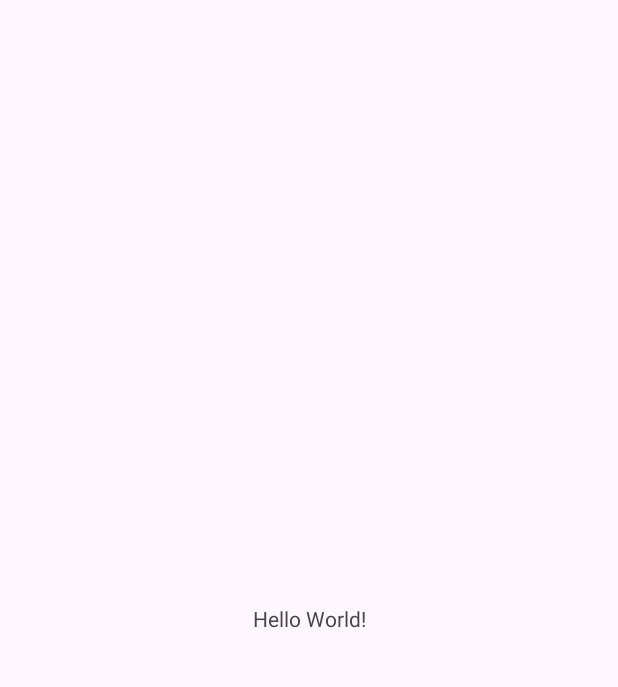
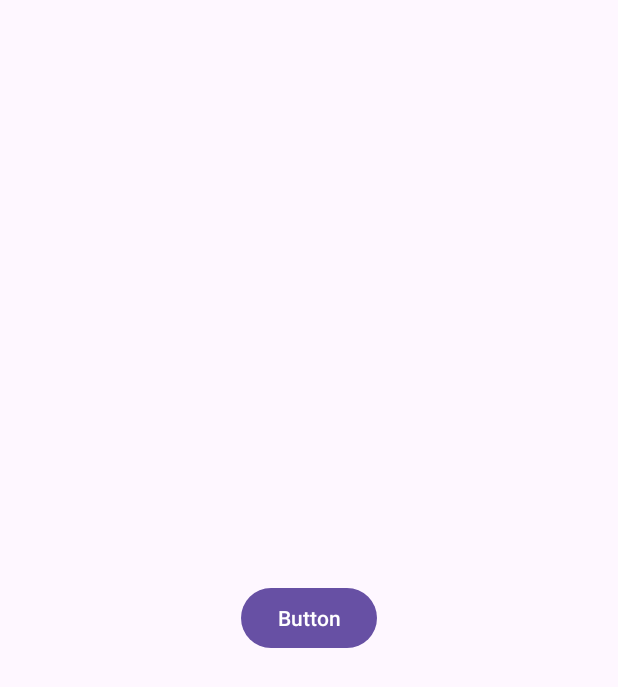
Before and after one commit to DAOUDIHalima/Android_Project, an Android app: the screen it shows after launch (MainActivity), on a phone screen of 412 x 824 dp. Before the commit the part shown is almost empty. Shown: the top 687 px of the screen. Run offline under Robolectric (Android 15) with nearby library versions, the light colour scheme and no system bars.

Commit message:
First commit

```diff
--- a/app/src/main/java/com/example/androidproject/MainActivity.java
+++ b/app/src/main/java/com/example/androidproject/MainActivity.java
@@ -1,6 +1,9 @@
 package com.example.androidproject;
 
+import android.content.Intent;
 import android.os.Bundle;
+import android.view.View;
+import android.widget.Button;
 
 import androidx.activity.EdgeToEdge;
 import androidx.appcompat.app.AppCompatActivity;
@@ -9,16 +12,24 @@
 import androidx.core.view.WindowInsetsCompat;
 
 public class MainActivity extends AppCompatActivity {
-
+    Button startbtn;
     @Override
     protected void onCreate(Bundle savedInstanceState) {
         super.onCreate(savedInstanceState);
-        EdgeToEdge.enable(this);
         setContentView(R.layout.activity_main);
-        ViewCompat.setOnApplyWindowInsetsListener(findViewById(R.id.main), (v, insets) -> {
-            Insets systemBars = insets.getInsets(WindowInsetsCompat.Type.systemBars());
-            v.setPadding(systemBars.left, systemBars.top, systemBars.right, systemBars.bottom);
-            return insets;
+
+        startbtn=findViewById(R.id.start);
+        startbtn.setOnClickListener(new View.OnClickListener() {
+            @Override
+            public void onClick(View v) {
+                // Create an Intent to navigate to the new activity
+                Intent intent = new Intent(MainActivity.this, WebView3D.class);
+
+                // Start the new activity
+                startActivity(intent);
+            }
         });
+
+
     }
 }
--- a/app/src/main/res/layout/activity_main.xml
+++ b/app/src/main/res/layout/activity_main.xml
@@ -16,4 +16,16 @@
         app:layout_constraintStart_toStartOf="parent"
         app:layout_constraintTop_toTopOf="parent" />
 
+    <Button
+        android:id="@+id/start"
+        android:layout_width="wrap_content"
+        android:layout_height="wrap_content"
+        android:text="Button"
+        tools:layout_editor_absoluteX="188dp"
+        tools:layout_editor_absoluteY="298dp"
+        app:layout_constraintBottom_toBottomOf="parent"
+        app:layout_constraintEnd_toEndOf="parent"
+        app:layout_constraintStart_toStartOf="parent"
+        app:layout_constraintTop_toTopOf="parent"/>
+
 </androidx.constraintlayout.widget.ConstraintLayout>
```
Also changed, not shown: app/src/main/AndroidManifest.xml (+7 -1 lines), app/src/main/java/com/example/androidproject/WebView3D.java (added, +30 -0 lines), app/src/main/res/layout/activity_web_view3_d.xml (added, +13 -0 lines).
